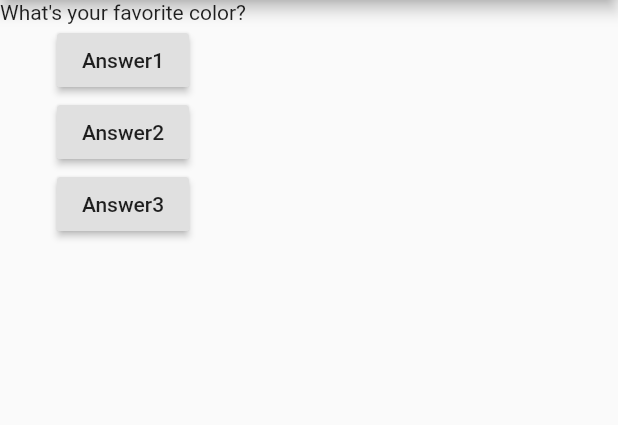
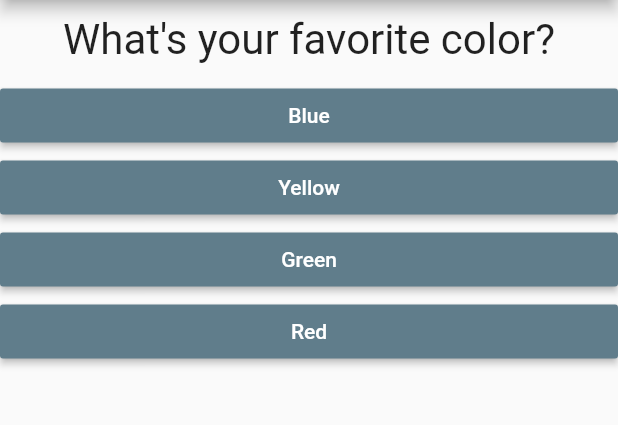
Before and after one commit to MeTi-DeV/Quiz-App-flutter, a Flutter app: the screen it shows after launch, on a phone screen of 412 x 824 dp, the part 84-509 px from its top. Run offline on Flutter 3.47's test engine with Material 2 defaults, Android fonts, the phone set to English and light mode, and no system bars.

Commit message:
big changes body and And having a more tidy app

```diff
--- /dev/null
+++ b/lib/answer.dart
@@ -0,0 +1,18 @@
+import 'package:flutter/material.dart';
+
+class Answer extends StatelessWidget {
+  final VoidCallback selectorHandler;
+  final String answerText;
+  Answer(this.selectorHandler, this.answerText);
+  @override
+  Widget build(BuildContext context) {
+    return Container(
+        width: double.infinity,
+        child: RaisedButton(
+          color: Colors.blueGrey,
+          child: Text(answerText),
+          onPressed: selectorHandler,
+          textColor: Colors.white,
+        ));
+  }
+}
--- a/lib/main.dart
+++ b/lib/main.dart
@@ -1,41 +1,57 @@
 import 'package:flutter/material.dart';
+import './answer.dart';
+import './question.dart';
 
 void main() => runApp(MyApp());
 
 class MyApp extends StatefulWidget {
   State<StatefulWidget> createState() {
-    return MyStateApp();
+    return _MyStateApp();
   }
 }
 
-class MyStateApp extends State<MyApp> {
-  var questions = [
-    'What\'s your favorite color?',
-    'What\'s your favorite fruite?',
-    'What\'s your favorite sport?',
+class _MyStateApp extends State<MyApp> {
+  static final _questions = const [
+    {
+      'questionText': 'What\'s your favorite color?',
+      'answers': ['Blue', 'Yellow', 'Green', 'Red']
+    },
+    {
+      'questionText': 'What\'s your favorite sport?',
+      'answers': ['Football', 'Bascketball', 'Voliball', 'Swimming']
+    },
+    {
+      'questionText': 'What\'s your favorite fruite?',
+      'answers': ['Strawberry', 'Banana', 'Coconat', 'Apple']
+    },
+    {
+      'questionText': 'What\'s your favorite brand?',
+      'answers': ['Samsung', 'LG', 'Sony', 'Apple']
+    },
   ];
-  var questionIndex = 0;
-  void QuestionAnswered() {
+  var _questionIndex = 0;
+  void _AnsweredQuestion() {
     setState(() {
-      questionIndex = questionIndex + 1;
+      _questionIndex = _questionIndex + 1;
     });
-    print(questionIndex);
+    // print(questionIndex);
   }
 
   @override
   Widget build(BuildContext context) {
     // TODO: implement build
-    return MaterialApp(
+    return (MaterialApp(
         home: Scaffold(
       appBar: AppBar(title: Text('Quiz App')),
       body: Column(
         children: [
-          Text(questions[questionIndex]),
-          RaisedButton(child: Text('Answer1'), onPressed: QuestionAnswered),
-          RaisedButton(child: Text('Answer2'), onPressed: QuestionAnswered),
-          RaisedButton(child: Text('Answer3'), onPressed: QuestionAnswered),
+          Question(_questions[_questionIndex]['questionText'] as String),
+          ...(_questions[_questionIndex]['answers'] as List<String>)
+              .map((answer) {
+            return Answer(_AnsweredQuestion, answer);
+          }).toList()
         ],
       ),
-    ));
+    )));
   }
 }
--- /dev/null
+++ b/lib/question.dart
@@ -0,0 +1,21 @@
+import 'package:flutter/material.dart';
+
+class Question extends StatelessWidget {
+  final String quesionText;
+  Question(this.quesionText);
+
+  @override
+  Widget build(BuildContext context) {
+    return Container(
+      width: double.infinity,
+      margin: EdgeInsets.all(10),
+      child: Text(
+        quesionText,
+        style: TextStyle(
+          fontSize: 28,
+        ),
+        textAlign: TextAlign.center,
+      ),
+    );
+  }
+}
```
